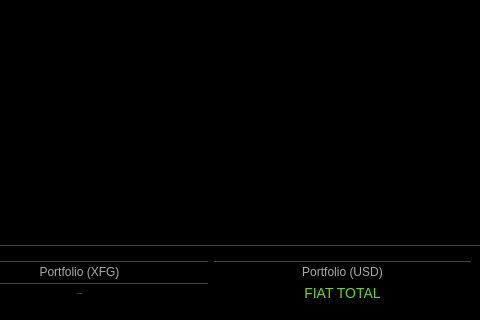
The window that src/gui/ui/overviewframe.ui (FandomGold/FANGO-wallet) describes before a commit, drawn with Qt 5; both pictures show x 790 to 1270 and y 330 to 650 of the 1270 by 650 pixel window.
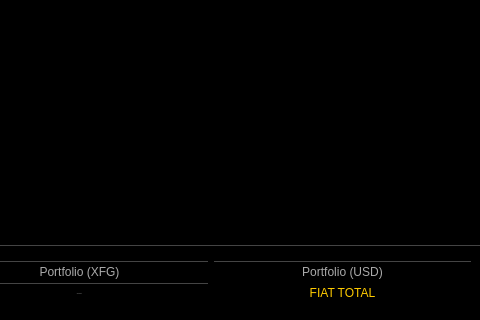
The same window after the commit. Icons and pictures are not drawn.

```diff
--- a/src/gui/ui/overviewframe.ui
+++ b/src/gui/ui/overviewframe.ui
@@ -5164,7 +5164,7 @@
 }</string>
               </property>
               <property name="text">
-               <string>STEX</string>
+               <string>Finexbox</string>
               </property>
              </widget>
             </item>
@@ -9020,10 +9020,11 @@
             </size>
            </property>
            <property name="styleSheet">
-            <string notr="true">
+            <string notr="true">color: rgb(255, 203, 0);
+
 border:none;
-color: rgb(115, 210, 22);
-font-size: 14px;</string>
+
+</string>
            </property>
            <property name="text">
             <string>FIAT TOTAL</string>
```
Left out of the diff: 88 changed lines with no effect on the pictures.
